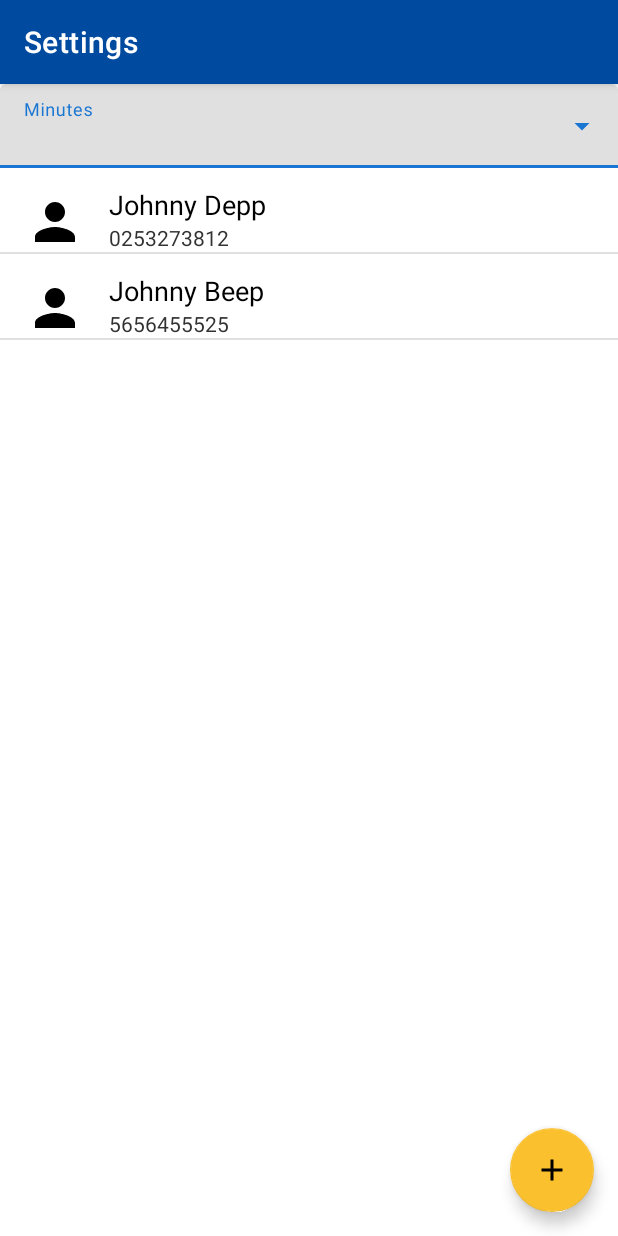
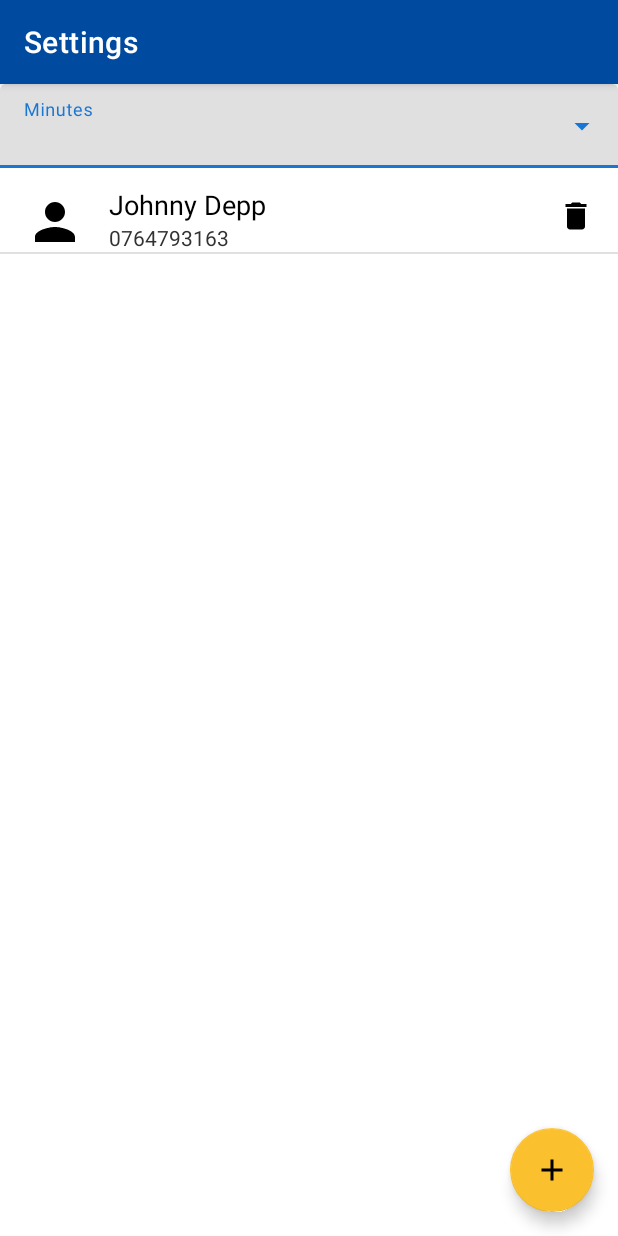
Before and after one commit to gabiionut/falldetection, an Android app: the screen it shows after launch (Settings), after a tap on "Settings", on a phone screen of 412 x 824 dp. Run offline under Robolectric (Android 15) with nearby library versions, the light colour scheme and no system bars; 2 other taps on this screen came first.

Commit message:
Add application state and delete button

```diff
--- a/app/src/main/AndroidManifest.xml
+++ b/app/src/main/AndroidManifest.xml
@@ -2,6 +2,8 @@
 <manifest xmlns:android="http://schemas.android.com/apk/res/android"
     package="com.pig.falldetection">
 
+    <uses-permission android:name="android.permission.ACCESS_FINE_LOCATION" />
+    <uses-permission android:name="android.permission.SEND_SMS" />
     <application
         android:allowBackup="true"
         android:icon="@mipmap/ic_launcher"
@@ -23,5 +25,4 @@
                 android:value="com.pig.falldetection.MainActivity"/>
         </activity>
     </application>
-
 </manifest>
--- a/app/src/main/java/com/pig/falldetection/Settings.java
+++ b/app/src/main/java/com/pig/falldetection/Settings.java
@@ -1,6 +1,5 @@
 package com.pig.falldetection;
 
-import android.content.DialogInterface;
 import android.graphics.Color;
 import android.graphics.drawable.ColorDrawable;
 import android.os.Bundle;
@@ -9,27 +8,22 @@ import android.util.Log;
 import android.view.View;
 import android.widget.ArrayAdapter;
 import android.widget.AutoCompleteTextView;
-import android.widget.EditText;
 import android.widget.LinearLayout;
 import android.widget.ListView;
 
-import androidx.annotation.Nullable;
 import androidx.appcompat.app.ActionBar;
 import androidx.appcompat.app.AlertDialog;
 import androidx.appcompat.app.AppCompatActivity;
 
 import com.google.android.material.floatingactionbutton.FloatingActionButton;
 import com.google.android.material.textfield.TextInputEditText;
-import com.google.android.material.textfield.TextInputLayout;
 
 import java.util.ArrayList;
-import java.util.List;
 
 public class Settings extends AppCompatActivity {
     ListView list;
 
-    ArrayList<ListItem> listItems = new ArrayList<ListItem>();
-
+    ArrayList<ListItem> listItems = new ArrayList<>();
 
     FloatingActionButton fab;
 
@@ -37,13 +31,13 @@ public class Settings extends AppCompatActivity {
     private String phone = "";
     String[] COUNTRIES = new String[] {"5 min", "10 min", "15 min", "20 min"};
 
-
     @Override
     protected void onCreate(Bundle savedInstanceState) {
         super.onCreate(savedInstanceState);
         setContentView(R.layout.settings);
         setActionBarColor();
         setDropdownTypeNull();
+        listItems = State.instance.getState();
         fab = findViewById(R.id.fab);
 
         MyListAdapter adapter = getMyListAdapter();
@@ -55,34 +49,25 @@ public class Settings extends AppCompatActivity {
             TextInputEditText phoneInput = phoneInputLayout.findViewById(R.id.phone_input_field);
             TextInputEditText nameInput = phoneInputLayout.findViewById(R.id.name_input_field);
             AlertDialog.Builder builder = new AlertDialog.Builder(this);
-            builder.setTitle("Adauga o noua persoana de contact");
+            builder.setTitle("Add a new contact person");
 
             builder.setView(phoneInputLayout);
 
-            builder.setPositiveButton("OK", new DialogInterface.OnClickListener() {
-                @Override
-                public void onClick(DialogInterface dialog, int which) {
-                    name = nameInput.getText().toString();
-                    phone = phoneInput.getText().toString();
-                    listItems.add(new ListItem(name, phone));
-                    Log.d(phone, name);
-                    adapter.notifyDataSetChanged();
-                }
+            builder.setPositiveButton("OK", (dialog, which) -> {
+                name = nameInput.getText().toString();
+                phone = phoneInput.getText().toString();
+                State.instance.addItem(new ListItem(name, phone));
+                listItems = State.instance.getState();
+                Log.d(phone, name);
+                adapter.notifyDataSetChanged();
             });
-            builder.setNegativeButton("Cancel", new DialogInterface.OnClickListener() {
-                @Override
-                public void onClick(DialogInterface dialog, int which) {
-                    dialog.cancel();
-                }
-            });
+            builder.setNegativeButton("Cancel", (dialog, which) -> dialog.cancel());
 
             builder.show();
         });
     }
 
     private MyListAdapter getMyListAdapter() {
-        listItems.add(new ListItem("Johnny Depp", "0253273812"));
-        listItems.add(new ListItem("Johnny Beep", "5656455525"));
         MyListAdapter adapter = new MyListAdapter(this, listItems);
         list = (ListView) findViewById(R.id.list);
         list.setAdapter(adapter);
--- /dev/null
+++ b/app/src/main/java/com/pig/falldetection/State.java
@@ -0,0 +1,19 @@
+package com.pig.falldetection;
+
+import java.util.ArrayList;
+
+public class State{
+    public static final State instance = new State();
+    private ArrayList<ListItem> listItems = new ArrayList<>();
+
+    private State() {
+        listItems.add(new ListItem("Johnny Depp", "0764793163"));
+//        listItems.add(new ListItem("Johnny Beep", "0764504313"));
+    }
+    public void addItem(ListItem  item) {
+        this.listItems.add(item);
+    }
+    public ArrayList<ListItem>  getState() {
+        return listItems;
+    }
+}
--- a/app/src/main/res/drawable/ic_delete_black_24dp.xml
+++ b/app/src/main/res/drawable/ic_delete_black_24dp.xml
@@ -1,5 +1,9 @@
-<vector android:height="24dp" android:tint="#FFFFFF"
-    android:viewportHeight="24.0" android:viewportWidth="24.0"
-    android:width="24dp" xmlns:android="http://schemas.android.com/apk/res/android">
-    <path android:fillColor="#FF000000" android:pathData="M6,19c0,1.1 0.9,2 2,2h8c1.1,0 2,-0.9 2,-2V7H6v12zM19,4h-3.5l-1,-1h-5l-1,1H5v2h14V4z"/>
+<vector xmlns:android="http://schemas.android.com/apk/res/android"
+        android:width="24dp"
+        android:height="24dp"
+        android:viewportWidth="24.0"
+        android:viewportHeight="24.0">
+    <path
+        android:fillColor="#FF000000"
+        android:pathData="M6,19c0,1.1 0.9,2 2,2h8c1.1,0 2,-0.9 2,-2V7H6v12zM19,4h-3.5l-1,-1h-5l-1,1H5v2h14V4z"/>
 </vector>
--- a/app/src/main/res/layout/activity_main.xml
+++ b/app/src/main/res/layout/activity_main.xml
@@ -65,6 +65,7 @@
         android:layout_width="wrap_content"
         android:layout_height="wrap_content"
         android:text="Detection status: ON"
+        android:textColor="@android:color/black"
         app:layout_constraintBottom_toBottomOf="parent"
         app:layout_constraintEnd_toEndOf="parent"
         app:layout_constraintStart_toStartOf="parent"
@@ -76,6 +77,7 @@
         android:layout_width="wrap_content"
         android:layout_height="wrap_content"
         android:text="Pressing pause temporarily deactivates protection."
+        android:textColor="@android:color/primary_text_light"
         app:layout_constraintBottom_toBottomOf="parent"
         app:layout_constraintEnd_toEndOf="parent"
         app:layout_constraintStart_toStartOf="parent"
--- a/app/src/main/res/layout/phone_list.xml
+++ b/app/src/main/res/layout/phone_list.xml
@@ -77,4 +77,16 @@
 
     </LinearLayout>
 
+    <ImageButton
+        android:id="@+id/deleteBtn"
+        android:layout_width="wrap_content"
+        android:layout_height="wrap_content"
+        android:layout_alignParentEnd="true"
+        android:layout_marginStart="16dp"
+        android:layout_marginEnd="16dp"
+        android:layout_marginTop="20dp"
+        android:layout_marginBottom="0dp"
+        android:background="?attr/selectableItemBackgroundBorderless"
+        app:srcCompat="@drawable/ic_delete_black_24dp" />
+
 </RelativeLayout>
```
Also changed, not shown: app/src/main/java/com/pig/falldetection/MainActivity.java (+135 -25 lines).
